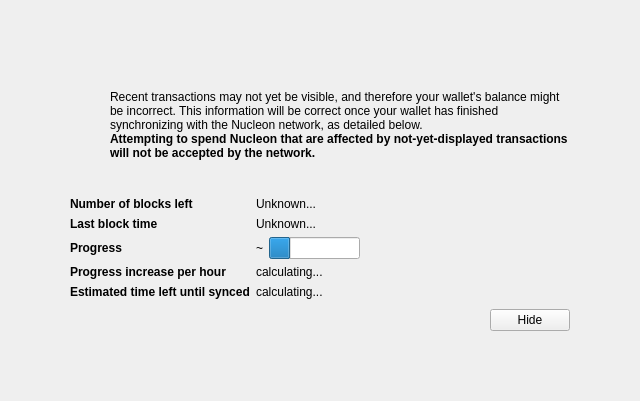
This is src/qt/forms/modaloverlay.ui in laurobeleche/Nucleon as Qt 5 draws it before an edit. The edited form follows.
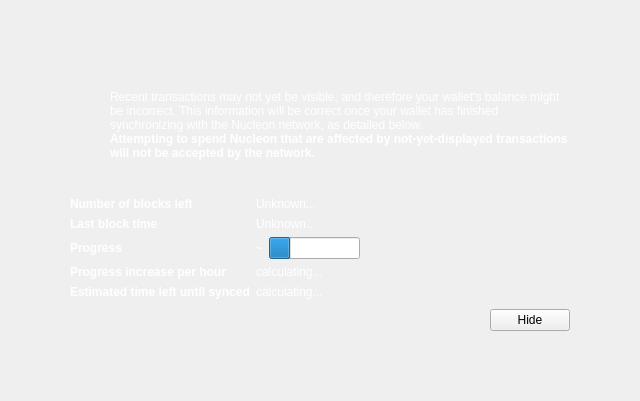
This is the edited form. Icons and pictures are not drawn. Custom widgets are drawn as their Qt base class.

Patch:
```diff
--- a/src/qt/forms/modaloverlay.ui
+++ b/src/qt/forms/modaloverlay.ui
@@ -127,6 +127,9 @@
              </property>
              <item>
               <widget class="QLabel" name="infoText">
+                <property name="styleSheet">
+                    <string notr="true">color:white;</string>
+                </property>
                <property name="text">
                 <string>Recent transactions may not yet be visible, and therefore your wallet's balance might be incorrect. This information will be correct once your wallet has finished synchronizing with the Nucleon network, as detailed below.</string>
                </property>
@@ -146,6 +149,9 @@
                  <bold>true</bold>
                 </font>
                </property>
+               <property name="styleSheet">
+                    <string notr="true">color:white;</string>
+                </property>
                <property name="text">
                 <string>Attempting to spend Nucleon that are affected by not-yet-displayed transactions will not be accepted by the network.</string>
                </property>
@@ -209,6 +215,9 @@
                <bold>true</bold>
               </font>
              </property>
+             <property name="styleSheet">
+                    <string notr="true">color:white;</string>
+                </property>
              <property name="text">
               <string>Number of blocks left</string>
              </property>
@@ -216,6 +225,9 @@
            </item>
            <item row="0" column="1">
             <widget class="QLabel" name="numberOfBlocksLeft">
+             <property name="styleSheet">
+                    <string notr="true">color:white;</string>
+            </property>   
              <property name="text">
               <string>Unknown...</string>
              </property>
@@ -229,6 +241,9 @@
                <bold>true</bold>
               </font>
              </property>
+             <property name="styleSheet">
+                <string notr="true">color:white;</string>
+             </property>
              <property name="text">
               <string>Last block time</string>
              </property>
@@ -242,6 +257,9 @@
                <verstretch>0</verstretch>
               </sizepolicy>
              </property>
+             <property name="styleSheet">
+                    <string notr="true">color:white;</string>
+                </property>
              <property name="text">
               <string>Unknown...</string>
              </property>
@@ -255,6 +273,9 @@
                <bold>true</bold>
               </font>
              </property>
+             <property name="styleSheet">
+                    <string notr="true">color:white;</string>
+            </property>
              <property name="text">
               <string>Progress</string>
              </property>
@@ -264,6 +285,9 @@
             <layout class="QHBoxLayout" name="horizontalLayoutSync" stretch="0,1">
              <item>
               <widget class="QLabel" name="percentageProgress">
+               <property name="styleSheet">
+                    <string notr="true">color:white;</string>
+               </property>
                <property name="text">
                 <string notr="true">~</string>
                </property>
@@ -289,6 +313,9 @@
                <bold>true</bold>
               </font>
              </property>
+            <property name="styleSheet">
+                <string notr="true">color:white;</string>
+            </property>
              <property name="text">
               <string>Progress increase per hour</string>
              </property>
@@ -296,6 +323,9 @@
            </item>
            <item row="4" column="1">
             <widget class="QLabel" name="progressIncreasePerH">
+            <property name="styleSheet">
+                    <string notr="true">color:white;</string>
+            </property>
              <property name="text">
               <string>calculating...</string>
              </property>
@@ -303,6 +333,9 @@
            </item>
            <item row="5" column="0">
             <widget class="QLabel" name="labelEstimatedTimeLeft">
+            <property name="styleSheet">
+                    <string notr="true">color:white;</string>
+            </property>
              <property name="font">
               <font>
                <weight>75</weight>
@@ -316,6 +349,9 @@
            </item>
            <item row="5" column="1">
             <widget class="QLabel" name="expectedTimeLeft">
+                <property name="styleSheet">
+                    <string notr="true">color:white;</string>
+            </property>
              <property name="text">
               <string>calculating...</string>
              </property>
```
